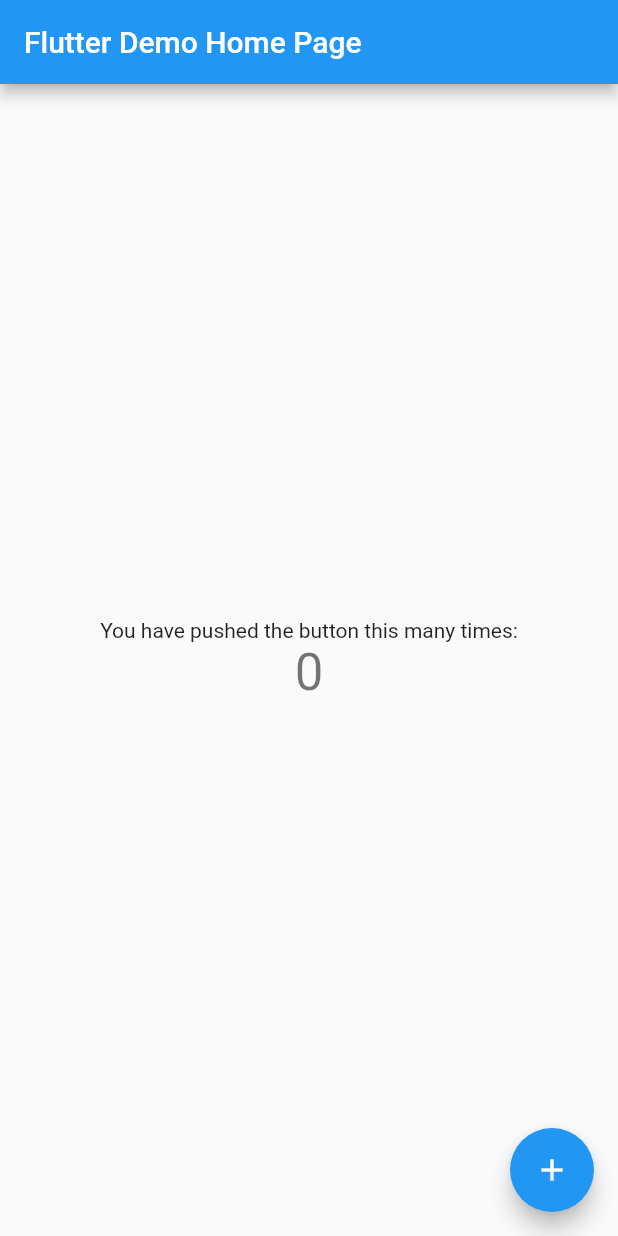
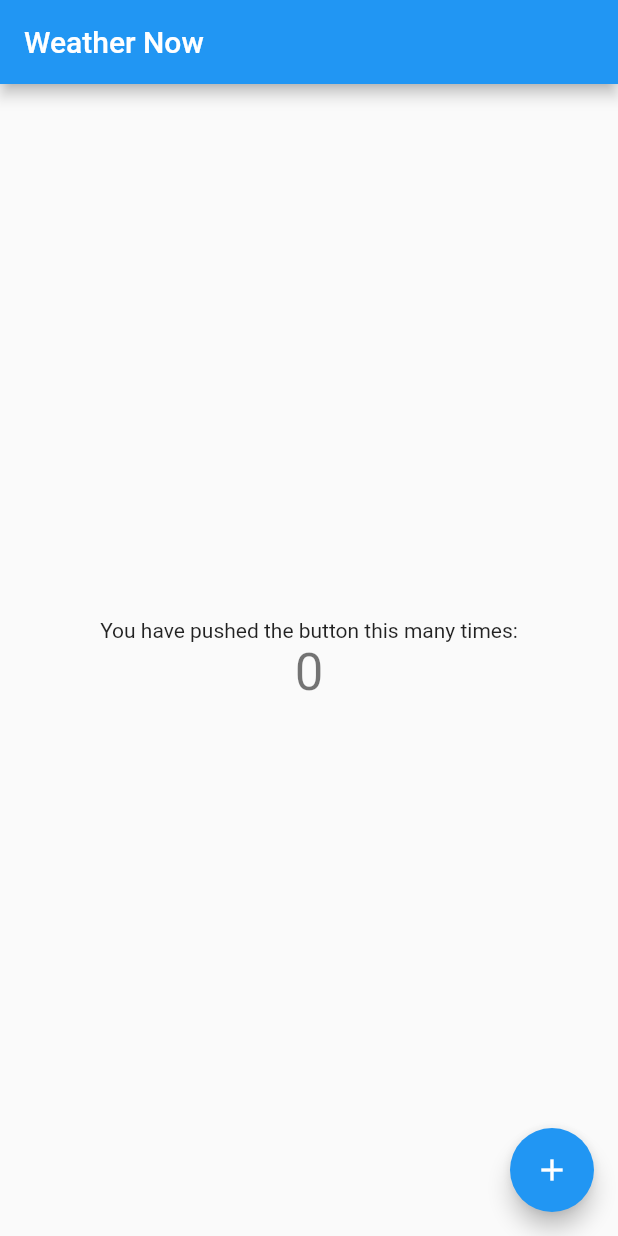
Before and after one commit to J-Mo63/weather-now, a Flutter app: the screen it shows after launch, on a phone screen of 412 x 824 dp. Run offline on Flutter 3.47's test engine with Material 2 defaults, Android fonts, the phone set to English and light mode, and no system bars.

Commit message:
Updated app screen titles

```diff
--- a/lib/main.dart
+++ b/lib/main.dart
@@ -8,11 +8,11 @@ class MyApp extends StatelessWidget {
   @override
   Widget build(BuildContext context) {
     return MaterialApp(
-      title: 'Flutter Demo',
+      title: 'Weather Now',
       theme: ThemeData(
         primarySwatch: Colors.blue,
       ),
-      home: HomePage(title: 'Flutter Demo Home Page'),
+      home: HomePage(title: 'Weather Now'),
     );
   }
 }
```
